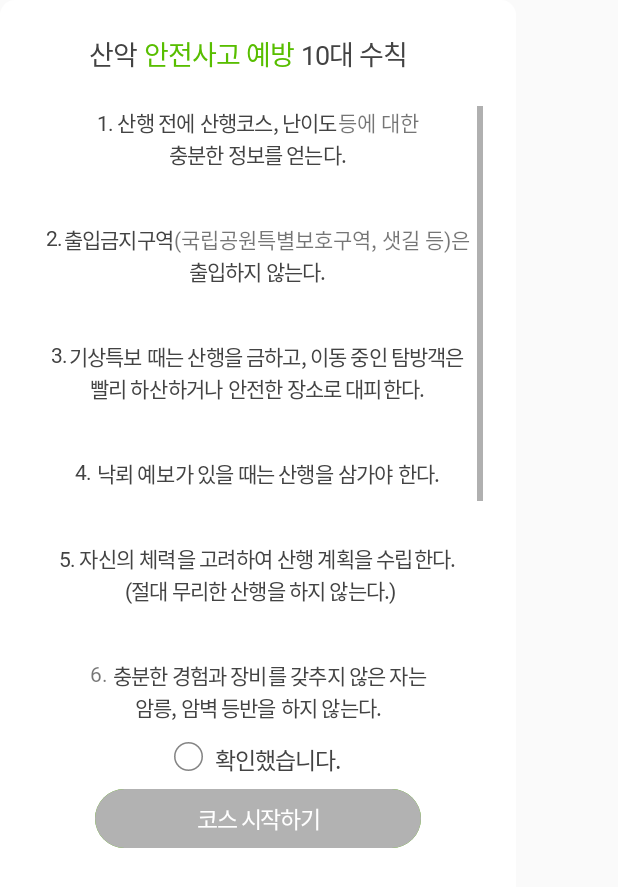
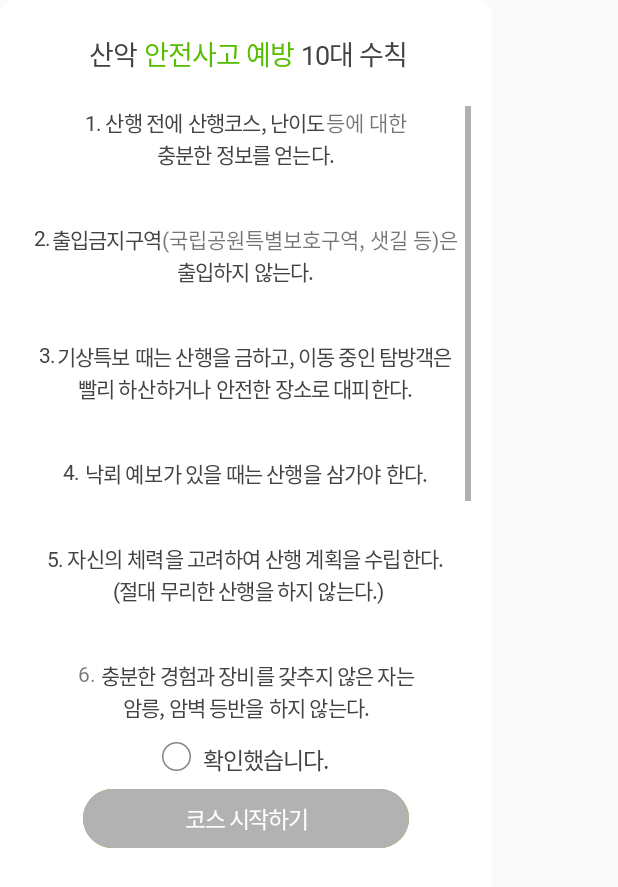
Before and after one commit to seoulsanta/Santa-Android, an Android app: the layout dialog_safety_tips.xml on its own in the app's theme, with its tools: preview values and no code run, on a phone screen of 412 x 824 dp. Shown: the top 887 px of the screen. Run offline under Robolectric (Android 15) with nearby library versions, the phone set to English and light mode, and no system bars.

```diff
--- a/SeoulSantaAndroid/app/src/main/java/com/yamgang/seoulsantaandroid/ui/my/MyActivity.kt
+++ b/SeoulSantaAndroid/app/src/main/java/com/yamgang/seoulsantaandroid/ui/my/MyActivity.kt
@@ -74,9 +74,9 @@ class MyActivity : AppCompatActivity() {
             User.authorization = null
             User.refreshtoken = null
             startActivity<LoginActivity>()
+            MainActivity.MainClass.act?.finish()
             finish()
-            val mainActivity = MainActivity()
-            mainActivity.finish()
+
         }
         btn_act_my_setting.setOnClickListener {
             //설정
--- a/SeoulSantaAndroid/app/src/main/java/com/yamgang/seoulsantaandroid/util/SessionCallback.kt
+++ b/SeoulSantaAndroid/app/src/main/java/com/yamgang/seoulsantaandroid/util/SessionCallback.kt
@@ -76,8 +76,7 @@ class SessionCallback (mContext: Context) : ISessionCallback {
 
                     val intent = Intent(mContext,MainActivity::class.java)
                     mContext.startActivity(intent)
-                    val loginAct = LoginActivity()
-                    loginAct.finish()
+                    LoginActivity.MyClass.act?.finish()
                 } else {
                     Log.e("*****KakaoLogin Response","실패")
                 }
--- a/SeoulSantaAndroid/app/src/main/res/layout/dialog_safety_tips.xml
+++ b/SeoulSantaAndroid/app/src/main/res/layout/dialog_safety_tips.xml
@@ -44,6 +44,7 @@
         <TextView
                 android:text="확인했습니다."
                 android:textSize="15sp"
+                android:fontFamily="@font/kopubworlddotumlight"
                 android:textColor="#434343"
                 android:letterSpacing="-0.04"
                 android:lineSpacingExtra="8sp"
@@ -74,14 +75,17 @@
     <ScrollView
             android:layout_width="300dp" android:layout_height="412dp"
             android:layout_marginTop="21dp"
+            android:overScrollMode="never"
+            android:foregroundGravity="center_horizontal"
             app:layout_constraintTop_toBottomOf="@+id/textView3" android:id="@+id/sv_dialog_safety_tips"
-            app:layout_constraintStart_toStartOf="parent" android:layout_marginStart="8dp"
-            app:layout_constraintEnd_toEndOf="parent" android:layout_marginEnd="8dp">
+            app:layout_constraintStart_toStartOf="parent"
+            app:layout_constraintEnd_toEndOf="parent">
         <androidx.constraintlayout.widget.ConstraintLayout
                 android:layout_width="match_parent"
                 android:layout_height="match_parent" android:id="@+id/cl_dialog_safety_contents">
             <androidx.constraintlayout.widget.ConstraintLayout
                     android:layout_width="wrap_content"
+                    android:foregroundGravity="center_horizontal"
                     android:layout_height="wrap_content"
                     app:layout_constraintTop_toTopOf="parent"
                     app:layout_constraintStart_toStartOf="parent"
@@ -136,6 +140,7 @@
             <androidx.constraintlayout.widget.ConstraintLayout
                     android:layout_width="wrap_content"
                     android:layout_height="wrap_content"
+                    android:foregroundGravity="center_horizontal"
                     android:id="@+id/cl_dialog_safety_2" app:layout_constraintEnd_toEndOf="parent"
                     app:layout_constraintStart_toStartOf="parent" android:layout_marginTop="35dp"
                     app:layout_constraintTop_toBottomOf="@+id/cl_dialog_safety_1">
@@ -187,6 +192,7 @@
             <androidx.constraintlayout.widget.ConstraintLayout
                     android:layout_width="wrap_content"
                     android:layout_height="wrap_content"
+                    android:foregroundGravity="center_horizontal"
                     android:id="@+id/cl_dialog_safety_3" app:layout_constraintEnd_toEndOf="parent"
                     app:layout_constraintStart_toStartOf="parent" android:layout_marginTop="35dp"
                     app:layout_constraintTop_toBottomOf="@+id/cl_dialog_safety_2">
@@ -280,6 +286,7 @@
             <androidx.constraintlayout.widget.ConstraintLayout
                     android:layout_width="wrap_content"
                     android:layout_height="wrap_content"
+                    android:foregroundGravity="center_horizontal"
                     android:id="@+id/cl_dialog_safety_4" app:layout_constraintEnd_toEndOf="parent"
                     app:layout_constraintStart_toStartOf="parent" android:layout_marginTop="35dp"
                     app:layout_constraintTop_toBottomOf="@+id/cl_dialog_safety_3">
@@ -344,6 +351,7 @@
             <androidx.constraintlayout.widget.ConstraintLayout
                     android:layout_width="wrap_content"
                     android:layout_height="wrap_content"
+                    android:foregroundGravity="center_horizontal"
                     android:id="@+id/cl_dialog_safety_5" app:layout_constraintEnd_toEndOf="parent"
                     app:layout_constraintStart_toStartOf="parent" android:layout_marginTop="35dp"
                     app:layout_constraintTop_toBottomOf="@+id/cl_dialog_safety_4">
@@ -419,6 +427,7 @@
             <androidx.constraintlayout.widget.ConstraintLayout
                     android:layout_width="wrap_content"
                     android:layout_height="wrap_content"
+                    android:foregroundGravity="center_horizontal"
                     android:id="@+id/cl_dialog_safety_6" app:layout_constraintEnd_toEndOf="parent"
                     app:layout_constraintStart_toStartOf="parent" android:layout_marginTop="35dp"
                     app:layout_constraintTop_toBottomOf="@+id/cl_dialog_safety_5">
@@ -485,6 +494,7 @@
             <androidx.constraintlayout.widget.ConstraintLayout
                     android:layout_width="wrap_content"
                     android:layout_height="wrap_content"
+                    android:foregroundGravity="center_horizontal"
                     android:id="@+id/cl_dialog_safety_7" app:layout_constraintEnd_toEndOf="parent"
                     app:layout_constraintStart_toStartOf="parent" android:layout_marginTop="35dp"
                     app:layout_constraintTop_toBottomOf="@+id/cl_dialog_safety_6">
@@ -557,6 +567,7 @@
             <androidx.constraintlayout.widget.ConstraintLayout
                     android:layout_width="wrap_content"
                     android:layout_height="wrap_content"
+                    android:foregroundGravity="center_horizontal"
                     android:id="@+id/cl_dialog_safety_8" app:layout_constraintEnd_toEndOf="parent"
                     app:layout_constraintStart_toStartOf="parent" android:layout_marginTop="35dp"
                     app:layout_constraintTop_toBottomOf="@+id/cl_dialog_safety_7">
@@ -598,6 +609,7 @@
             <androidx.constraintlayout.widget.ConstraintLayout
                     android:layout_width="wrap_content"
                     android:layout_height="wrap_content"
+                    android:foregroundGravity="center_horizontal"
                     android:id="@+id/cl_dialog_safety_9" app:layout_constraintEnd_toEndOf="parent"
                     app:layout_constraintStart_toStartOf="parent" android:layout_marginTop="24dp"
                     app:layout_constraintTop_toBottomOf="@+id/cl_dialog_safety_8">
@@ -639,6 +651,7 @@
             <androidx.constraintlayout.widget.ConstraintLayout
                     android:layout_width="wrap_content"
                     android:layout_height="wrap_content"
+                    android:foregroundGravity="center_horizontal"
                     android:id="@+id/cl_dialog_safety_10" app:layout_constraintEnd_toEndOf="parent"
                     app:layout_constraintStart_toStartOf="parent" android:layout_marginTop="24dp"
                     app:layout_constraintBottom_toBottomOf="parent"
--- a/SeoulSantaAndroid/app/src/main/res/layout/fragment_badge_current.xml
+++ b/SeoulSantaAndroid/app/src/main/res/layout/fragment_badge_current.xml
@@ -1,5 +1,5 @@
 <?xml version="1.0" encoding="utf-8"?>
-<androidx.swiperefreshlayout.widget.SwipeRefreshLayout
+<RelativeLayout
         xmlns:android="http://schemas.android.com/apk/res/android"
         xmlns:tools="http://schemas.android.com/tools"
         android:layout_width="match_parent"
@@ -43,4 +43,4 @@
         </LinearLayout>
     </RelativeLayout>
 
-</androidx.swiperefreshlayout.widget.SwipeRefreshLayout>
+</RelativeLayout>
```
Also changed, not shown: SeoulSantaAndroid/app/src/main/java/com/yamgang/seoulsantaandroid/ui/MainActivity.kt (+8 -0 lines), SeoulSantaAndroid/app/src/main/java/com/yamgang/seoulsantaandroid/ui/login/LoginActivity.kt (+8 -1 lines), SeoulSantaAndroid/app/src/main/res/layout/fragment_search.xml (+4 -3 lines), SeoulSantaAndroid/app/src/main/res/drawable-hdpi/mountain_word_ballon.png, SeoulSantaAndroid/app/src/main/res/drawable-mdpi/mountain_word_ballon.png, SeoulSantaAndroid/app/src/main/res/drawable-xhdpi/mountain_word_ballon.png, SeoulSantaAndroid/app/src/main/res/drawable-xxhdpi/mountain_word_ballon.png, SeoulSantaAndroid/app/src/main/res/drawable-xxxhdpi/mountain_word_ballon.png.
